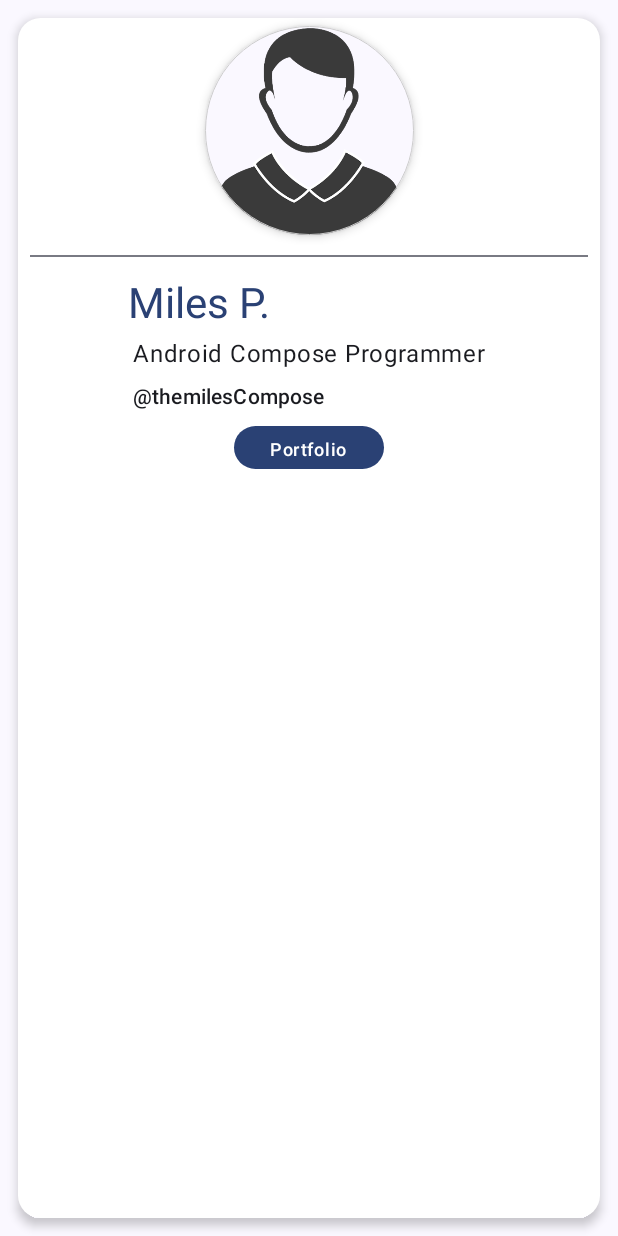
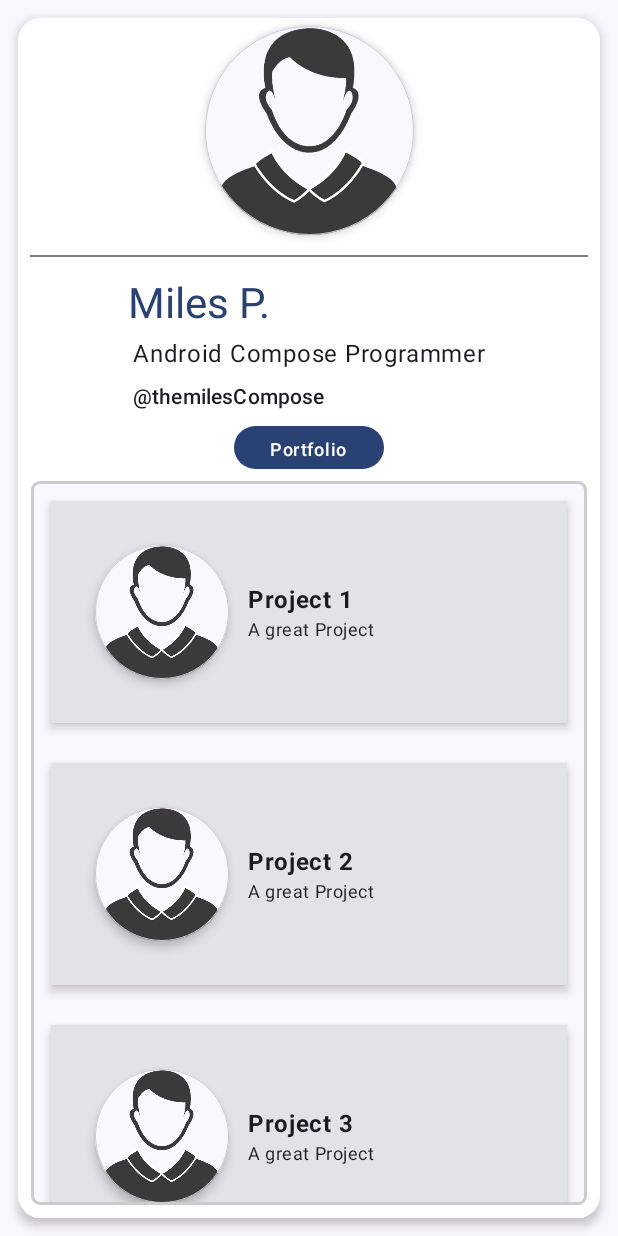
Before and after one commit to matheus621/JetBizCard, an Android app built with Jetpack Compose: the screen it shows after launch (MainActivity), after a tap on "Portfolio", on a phone screen of 412 x 824 dp. Run offline under Robolectric (Android 15) with nearby library versions, the phone set to English and light mode, and no system bars.

Commit message:
finishing for now.

```diff
--- a/app/src/main/java/com/example/jetbizcard/MainActivity.kt
+++ b/app/src/main/java/com/example/jetbizcard/MainActivity.kt
@@ -1,33 +1,28 @@
 package com.example.jetbizcard
 
-import android.content.Context
-import android.media.tv.interactive.AppLinkInfo
 import android.os.Bundle
-import android.util.Log
-import android.widget.Toast
 import androidx.activity.ComponentActivity
 import androidx.activity.compose.setContent
 import androidx.compose.foundation.BorderStroke
 import androidx.compose.foundation.Image
-import androidx.compose.foundation.layout.Arrangement
-import androidx.compose.foundation.layout.Column
-import androidx.compose.foundation.layout.fillMaxHeight
-import androidx.compose.foundation.layout.fillMaxSize
-import androidx.compose.foundation.layout.fillMaxWidth
-import androidx.compose.foundation.layout.height
-import androidx.compose.foundation.layout.padding
-import androidx.compose.foundation.layout.size
-import androidx.compose.foundation.layout.width
+import androidx.compose.foundation.background
+import androidx.compose.foundation.layout.*
+import androidx.compose.foundation.lazy.LazyColumn
+import androidx.compose.foundation.lazy.items
 import androidx.compose.foundation.shape.CircleShape
 import androidx.compose.foundation.shape.CornerSize
 import androidx.compose.foundation.shape.RoundedCornerShape
 import androidx.compose.material3.*
 import androidx.compose.runtime.Composable
+import androidx.compose.runtime.mutableStateOf
+import androidx.compose.runtime.remember
 import androidx.compose.ui.Alignment
 import androidx.compose.ui.Modifier
 import androidx.compose.ui.graphics.Color
+import androidx.compose.ui.graphics.RectangleShape
 import androidx.compose.ui.layout.ContentScale
 import androidx.compose.ui.res.painterResource
+import androidx.compose.ui.text.font.FontWeight
 import androidx.compose.ui.tooling.preview.Preview
 import androidx.compose.ui.unit.dp
 import com.example.jetbizcard.ui.theme.JetBizCardTheme
@@ -39,8 +34,7 @@ class MainActivity : ComponentActivity() {
             JetBizCardTheme {
                 // A surface container using the 'background' color from the theme
                 Surface(
-                    modifier = Modifier.fillMaxSize(),
-                    color = MaterialTheme.colorScheme.background
+                    modifier = Modifier.fillMaxSize(), color = MaterialTheme.colorScheme.background
                 ) {
                     CreateBizCard()
                 }
@@ -51,6 +45,9 @@ class MainActivity : ComponentActivity() {
 
 @Composable
 fun CreateBizCard() {
+    val buttonClickedState = remember {
+        mutableStateOf(false)
+    }
     Surface(
         modifier = Modifier
             .fillMaxWidth()
@@ -77,10 +74,19 @@ fun CreateBizCard() {
                 Divider(modifier = Modifier.padding(8.dp))
                 CreateInfo()
                 Button(onClick = {
+                    buttonClickedState.value = !buttonClickedState.value
                 }) {
-                    Text(text = "Portfolio",
-                    style = MaterialTheme.typography.labelMedium)
+                    Text(
+                        text = "Portfolio", style = MaterialTheme.typography.labelMedium
+                    )
                 }
+
+            }
+
+            if (buttonClickedState.value) {
+                Content()
+            } else {
+                Box {}
             }
 
         }
@@ -96,8 +102,7 @@ private fun CreateInfo() {
             color = MaterialTheme.colorScheme.primary
         )
         Text(
-            text = "Android Compose Programmer",
-            modifier = Modifier.padding(3.dp)
+            text = "Android Compose Programmer", modifier = Modifier.padding(3.dp)
         )
         Text(
             text = "@themilesCompose",
@@ -126,10 +131,59 @@ private fun CreateImageProfile(modifier: Modifier = Modifier) {
     }
 }
 
-@Preview(showBackground = true)
+//@Preview(showBackground = true)
 @Composable
 fun GreetingPreview() {
     JetBizCardTheme {
         CreateBizCard()
     }
 }
+
+@Preview
+@Composable
+fun Content() {
+    Box(
+        modifier = Modifier
+            .fillMaxWidth()
+            .fillMaxHeight()
+            .padding(5.dp)
+    ) {
+        Surface(
+            modifier = Modifier
+                .padding(3.dp)
+                .fillMaxSize()
+                .fillMaxHeight(),
+            shape = RoundedCornerShape(corner = CornerSize(6.dp)),
+            border = BorderStroke(2.dp, color = Color.LightGray)
+        ) {
+            Portfolio(data = listOf("Project 1", "Project 2", "Project 3"))
+        }
+
+    }
+}
+
+@Composable
+fun Portfolio(data: List<String>) {
+    LazyColumn {
+        items(data) { item ->
+            Card(
+                modifier = Modifier
+                    .padding(13.dp)
+                    .fillMaxWidth(),
+                shape = RectangleShape,
+                elevation = CardDefaults.cardElevation(4.dp)) {
+                Row(
+                    modifier = Modifier
+                        .padding(8.dp)
+                        .padding(16.dp)
+                ) {
+                    CreateImageProfile(modifier = Modifier.size(100.dp))
+                    Column(modifier = Modifier.padding(7.dp).align(alignment = Alignment.CenterVertically)) {
+                        Text(text = item, fontWeight = FontWeight.Bold)
+                        Text(text = "A great Project", style = MaterialTheme.typography.bodySmall)
+                    }
+                }
+            }
+        }
+    }
+}
```
